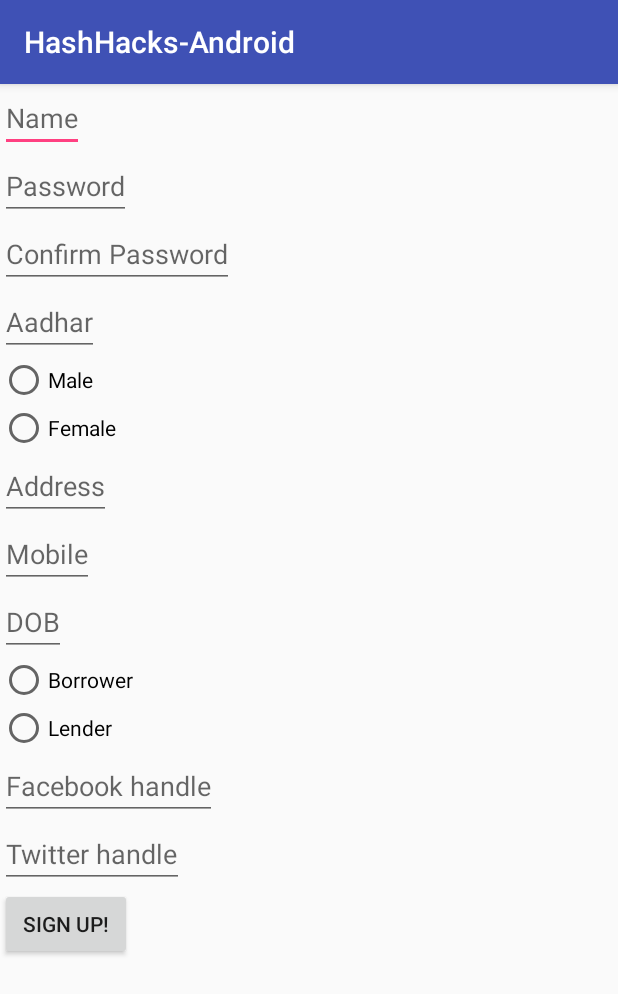
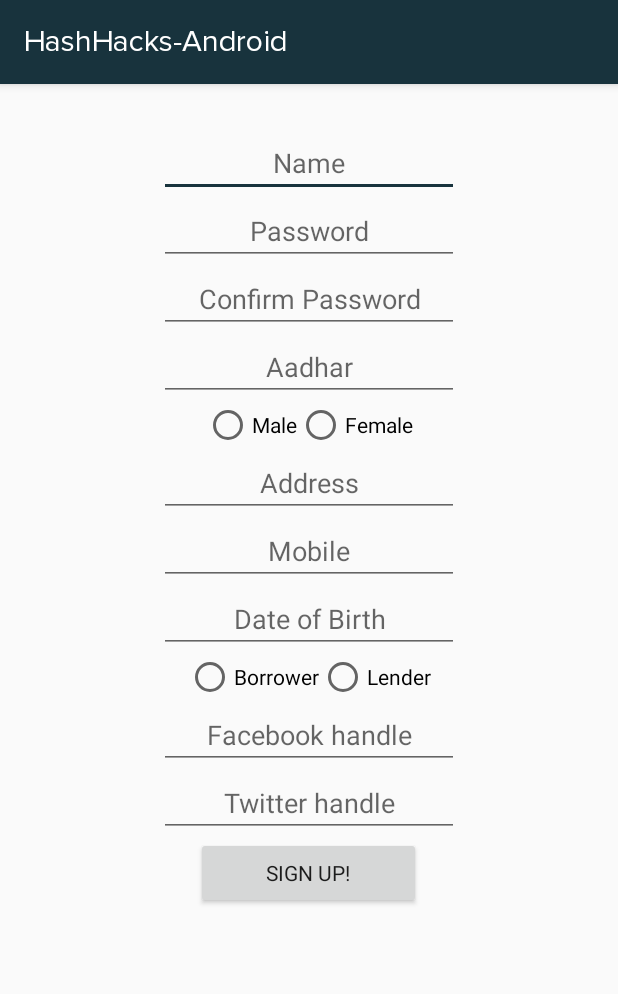
Before and after one commit to deejay6/HashHacks2.0-methOD, an Android app: the screen it shows after launch (SignUpActivity), after a tap on "SIGN UP", on a phone screen of 412 x 824 dp. Shown: the top 994 px of the screen. Run offline under Robolectric (Android 15) with nearby library versions, the light colour scheme and no system bars.

Commit message:
SignIn and LogIn Design complete
Signed-off-by: Piyush Ajmani <piyushajmani5@gmail.com>

```diff
--- /dev/null
+++ b/HashHacks-Android/app/src/main/java/com/method/hashhacks_android/FontsOverride.java
@@ -0,0 +1,117 @@
+package com.method.hashhacks_android;
+
+import android.app.ActionBar;
+import android.app.Activity;
+import android.content.Context;
+import android.graphics.Paint;
+import android.graphics.Typeface;
+import android.support.v4.util.LruCache;
+import android.text.Spannable;
+import android.text.SpannableString;
+import android.text.TextPaint;
+import android.text.style.MetricAffectingSpan;
+import android.util.Log;
+import android.view.Window;
+
+import java.lang.reflect.Field;
+
+/**
+ * Created by piyush0 on 06/12/16.
+ */
+
+public class FontsOverride {
+
+
+    public static final String TAG = "FONT";
+
+    public static final String FONT_PROXIMA_NOVA = "ProximaNova.ttf";
+
+    public static void applyFontForToolbarTitle(Activity act, String fontName, Window window) {
+
+        ActionBar ab = act.getActionBar();
+        if (ab == null) {
+            Log.w(TAG, "applyFontForToolbarTitle: Actionbar is null, will set to Activity");
+        }
+        SpannableString s = new SpannableString(ab != null ? ab.getTitle() : act.getTitle());
+        s.setSpan(new TypefaceSpan(act, fontName), 0, s.length(),
+                Spannable.SPAN_EXCLUSIVE_EXCLUSIVE);
+
+        // Update the action bar title with the TypefaceSpan instance
+        if (ab != null) {
+            ab.setTitle(s);
+        } else {
+            act.setTitle(s);
+        }
+        window.setStatusBarColor(act.getResources().getColor(R.color.darkRed));
+        window.setNavigationBarColor(act.getResources().getColor(R.color.darkRed));
+
+
+    }
+
+    public static void setDefaultFont(Context context,
+                                      String staticTypefaceFieldName, String fontAssetName) {
+        final Typeface regular = Typeface.createFromAsset(context.getAssets(),
+                fontAssetName);
+        replaceFont(staticTypefaceFieldName, regular);
+    }
+
+    protected static void replaceFont(String staticTypefaceFieldName,
+                                      final Typeface newTypeface) {
+        try {
+            final Field staticField = Typeface.class
+                    .getDeclaredField(staticTypefaceFieldName);
+            staticField.setAccessible(true);
+            staticField.set(null, newTypeface);
+        } catch (NoSuchFieldException e) {
+            e.printStackTrace();
+        } catch (IllegalAccessException e) {
+            e.printStackTrace();
+        }
+    }
+
+    /**
+     * Style a {@link Spannable} with a custom {@link Typeface}.
+     *
+     * @author Tristan Waddington
+     */
+    public static class TypefaceSpan extends MetricAffectingSpan {
+        /**
+         * An <code>LruCache</code> for previously loaded typefaces.
+         */
+        private static LruCache<String, Typeface> sTypefaceCache =
+                new LruCache<String, Typeface>(12);
+
+        private Typeface mTypeface;
+
+        /**
+         * Load the {@link Typeface} and apply to a {@link Spannable}.
+         */
+        public TypefaceSpan(Context context, String typefaceName) {
+            mTypeface = sTypefaceCache.get(typefaceName);
+
+            if (mTypeface == null) {
+                mTypeface = Typeface.createFromAsset(context.getApplicationContext()
+                        .getAssets(), String.format("fonts/%s", typefaceName));
+
+                // Cache the loaded Typeface
+                sTypefaceCache.put(typefaceName, mTypeface);
+            }
+        }
+
+        @Override
+        public void updateMeasureState(TextPaint p) {
+            p.setTypeface(mTypeface);
+
+            // Note: This flag is required for proper typeface rendering
+            p.setFlags(p.getFlags() | Paint.SUBPIXEL_TEXT_FLAG);
+        }
+
+        @Override
+        public void updateDrawState(TextPaint tp) {
+            tp.setTypeface(mTypeface);
+
+            // Note: This flag is required for proper typeface rendering
+            tp.setFlags(tp.getFlags() | Paint.SUBPIXEL_TEXT_FLAG);
+        }
+    }
+}
--- a/HashHacks-Android/app/src/main/java/com/method/hashhacks_android/activities/BorrowerActiveActivity.java
+++ b/HashHacks-Android/app/src/main/java/com/method/hashhacks_android/activities/BorrowerActiveActivity.java
@@ -6,6 +6,7 @@ import android.widget.Button;
 import android.widget.TextView;
 import android.widget.Toast;
 
+import com.method.hashhacks_android.FontsOverride;
 import com.method.hashhacks_android.R;
 import com.method.hashhacks_android.api.BorrowerApi;
 import com.method.hashhacks_android.models.Borrower;
@@ -26,6 +27,8 @@ public class BorrowerActiveActivity extends AppCompatActivity {
     protected void onCreate(Bundle savedInstanceState) {
         super.onCreate(savedInstanceState);
         setContentView(R.layout.activity_borrower_active);
+
+        FontsOverride.applyFontForToolbarTitle(this, FontsOverride.FONT_PROXIMA_NOVA,getWindow());
         fetchBorrower();
 
         initViews();
--- a/HashHacks-Android/app/src/main/java/com/method/hashhacks_android/activities/BorrowerInactiveActivity.java
+++ b/HashHacks-Android/app/src/main/java/com/method/hashhacks_android/activities/BorrowerInactiveActivity.java
@@ -9,6 +9,7 @@ import android.widget.Button;
 import android.widget.EditText;
 import android.widget.Toast;
 
+import com.method.hashhacks_android.FontsOverride;
 import com.method.hashhacks_android.R;
 import com.method.hashhacks_android.api.BorrowerApi;
 import com.method.hashhacks_android.models.Borrower;
@@ -30,6 +31,8 @@ public class BorrowerInactiveActivity extends AppCompatActivity {
     protected void onCreate(Bundle savedInstanceState) {
         super.onCreate(savedInstanceState);
         setContentView(R.layout.activity_borrower_inactive);
+
+        FontsOverride.applyFontForToolbarTitle(this, FontsOverride.FONT_PROXIMA_NOVA,getWindow());
 
         initViews();
 
--- a/HashHacks-Android/app/src/main/java/com/method/hashhacks_android/activities/LenderActivity.java
+++ b/HashHacks-Android/app/src/main/java/com/method/hashhacks_android/activities/LenderActivity.java
@@ -12,6 +12,7 @@ import android.support.v7.widget.Toolbar;
 import android.view.Menu;
 import android.view.MenuItem;
 
+import com.method.hashhacks_android.FontsOverride;
 import com.method.hashhacks_android.fragments.ActiveBorrowersFragment;
 import com.method.hashhacks_android.R;
 import com.method.hashhacks_android.fragments.PortfolioFragment;
@@ -25,6 +26,8 @@ public class LenderActivity extends AppCompatActivity
     protected void onCreate(Bundle savedInstanceState) {
         super.onCreate(savedInstanceState);
         setContentView(R.layout.activity_lender);
+
+        FontsOverride.applyFontForToolbarTitle(this, FontsOverride.FONT_PROXIMA_NOVA,getWindow());
 
         fragmentManager = getSupportFragmentManager();
 
--- a/HashHacks-Android/app/src/main/java/com/method/hashhacks_android/activities/ProfileActivity.java
+++ b/HashHacks-Android/app/src/main/java/com/method/hashhacks_android/activities/ProfileActivity.java
@@ -4,6 +4,7 @@ import android.support.v7.app.AppCompatActivity;
 import android.os.Bundle;
 import android.widget.TextView;
 
+import com.method.hashhacks_android.FontsOverride;
 import com.method.hashhacks_android.R;
 
 public class ProfileActivity extends AppCompatActivity {
@@ -14,6 +15,8 @@ public class ProfileActivity extends AppCompatActivity {
     protected void onCreate(Bundle savedInstanceState) {
         super.onCreate(savedInstanceState);
         setContentView(R.layout.activity_profile);
+
+        FontsOverride.applyFontForToolbarTitle(this, FontsOverride.FONT_PROXIMA_NOVA,getWindow());
 
         findViews();
     }
--- a/HashHacks-Android/app/src/main/java/com/method/hashhacks_android/activities/SignUpActivity.java
+++ b/HashHacks-Android/app/src/main/java/com/method/hashhacks_android/activities/SignUpActivity.java
@@ -11,6 +11,7 @@ import android.widget.EditText;
 import android.widget.RadioButton;
 import android.widget.Toast;
 
+import com.method.hashhacks_android.FontsOverride;
 import com.method.hashhacks_android.R;
 import com.method.hashhacks_android.api.SignupApi;
 
@@ -38,6 +39,8 @@ public class SignUpActivity extends AppCompatActivity {
     protected void onCreate(Bundle savedInstanceState) {
         super.onCreate(savedInstanceState);
         setContentView(R.layout.activity_sign_up);
+
+        FontsOverride.applyFontForToolbarTitle(this, FontsOverride.FONT_PROXIMA_NOVA,getWindow());
 
         sharedPreferences = getSharedPreferences(SHARED_PREFS_NAME, MODE_PRIVATE);
         findViews();
--- a/HashHacks-Android/app/src/main/res/layout/activity_sign_up.xml
+++ b/HashHacks-Android/app/src/main/res/layout/activity_sign_up.xml
@@ -1,5 +1,5 @@
 <?xml version="1.0" encoding="utf-8"?>
-<LinearLayout xmlns:android="http://schemas.android.com/apk/res/android"
+<ScrollView xmlns:android="http://schemas.android.com/apk/res/android"
     xmlns:app="http://schemas.android.com/apk/res-auto"
     xmlns:tools="http://schemas.android.com/tools"
     android:layout_width="match_parent"
@@ -7,95 +7,144 @@
     android:orientation="vertical"
     tools:context="com.method.hashhacks_android.activities.SignUpActivity">
 
+    <LinearLayout
+        android:layout_width="200dp"
+        android:layout_height="match_parent"
+        android:layout_gravity="center_horizontal"
+        android:layout_marginTop="30dp"
+        android:orientation="vertical">
+
         <EditText
             android:id="@+id/et_signup_name"
-        android:layout_width="wrap_content"
+            android:layout_width="200dp"
             android:layout_height="wrap_content"
+            android:layout_gravity="center"
+            android:gravity="center"
             android:hint="Name" />
 
         <EditText
             android:id="@+id/et_signup_password"
-        android:layout_width="wrap_content"
+            android:layout_width="200dp"
             android:layout_height="wrap_content"
+            android:layout_gravity="center"
+            android:gravity="center"
             android:hint="Password"
             android:inputType="textPassword" />
 
         <EditText
             android:id="@+id/et_signup_confirm_password"
-        android:layout_width="wrap_content"
+            android:layout_width="200dp"
             android:layout_height="wrap_content"
+            android:layout_gravity="center"
+            android:gravity="center"
             android:hint="Confirm Password"
             android:inputType="textPassword" />
 
         <EditText
             android:id="@+id/et_signup_aadhar"
-        android:layout_width="wrap_content"
+            android:layout_width="200dp"
             android:layout_height="wrap_content"
+            android:layout_gravity="center"
+            android:gravity="center"
             android:hint="Aadhar" />
+
+        <RadioGroup
+            android:layout_width="200dp"
+            android:layout_height="wrap_content"
+            android:layout_gravity="center"
+            android:gravity="center"
+            android:orientation="horizontal">
 
             <RadioButton
                 android:id="@+id/rb_signup_male"
                 android:layout_width="wrap_content"
                 android:layout_height="wrap_content"
+
                 android:text="Male" />
 
             <RadioButton
                 android:id="@+id/rb_signup_female"
                 android:layout_width="wrap_content"
                 android:layout_height="wrap_content"
+
                 android:text="Female" />
+        </RadioGroup>
+
 
         <EditText
             android:id="@+id/et_signup_addresss"
-        android:layout_width="wrap_content"
+            android:layout_width="200dp"
             android:layout_height="wrap_content"
+            android:layout_gravity="center"
+            android:gravity="center"
             android:hint="Address" />
 
 
         <EditText
             android:id="@+id/et_signup_mobile"
-        android:layout_width="wrap_content"
+            android:layout_width="200dp"
             android:layout_height="wrap_content"
+            android:layout_gravity="center"
+            android:gravity="center"
             android:hint="Mobile"
             android:inputType="phone" />
 
         <EditText
             android:id="@+id/et_signup_date"
-        android:layout_width="wrap_content"
+            android:layout_width="200dp"
             android:layout_height="wrap_content"
-        android:hint="DOB"
+            android:layout_gravity="center"
+            android:gravity="center"
+            android:hint="Date of Birth"
             android:inputType="date" />
+
+        <RadioGroup
+            android:layout_width="200dp"
+            android:layout_height="wrap_content"
+            android:layout_gravity="center"
+            android:gravity="center"
+            android:orientation="horizontal">
 
             <RadioButton
                 android:id="@+id/rb_signup_borrower"
                 android:layout_width="wrap_content"
                 android:layout_height="wrap_content"
+
                 android:text="@string/borrower" />
 
             <RadioButton
                 android:id="@+id/rb_signup_lender"
                 android:layout_width="wrap_content"
                 android:layout_height="wrap_content"
+
                 android:text="@string/lender" />
+
+        </RadioGroup>
 
         <EditText
             android:id="@+id/et_signup_facebook"
-        android:layout_width="wrap_content"
+            android:layout_width="200dp"
             android:layout_height="wrap_content"
+            android:layout_gravity="center"
+            android:gravity="center"
             android:hint="Facebook handle" />
 
         <EditText
             android:id="@+id/et_signup_twitter"
-        android:layout_width="wrap_content"
+            android:layout_width="200dp"
             android:layout_height="wrap_content"
+            android:layout_gravity="center"
+            android:gravity="center"
             android:hint="Twitter handle" />
 
 
         <Button
             android:id="@+id/btn_signup_enter"
-        android:layout_width="wrap_content"
+            android:layout_width="150dp"
             android:layout_height="wrap_content"
+            android:layout_gravity="center"
+            android:gravity="center"
             android:text="Sign Up!" />
 
-
     </LinearLayout>
+</ScrollView>
--- a/HashHacks-Android/app/src/main/res/values/colors.xml
+++ b/HashHacks-Android/app/src/main/res/values/colors.xml
@@ -1,6 +1,7 @@
 <?xml version="1.0" encoding="utf-8"?>
 <resources>
-    <color name="colorPrimary">#3F51B5</color>
-    <color name="colorPrimaryDark">#303F9F</color>
-    <color name="colorAccent">#FF4081</color>
+    <color name="colorPrimary">#18333D</color>
+    <color name="colorPrimaryDark">#142B34</color>
+    <color name="colorAccent">#18333D</color>
+    <color name="darkRed">#18333D</color>
 </resources>
--- a/HashHacks-Android/app/src/main/res/values/styles.xml
+++ b/HashHacks-Android/app/src/main/res/values/styles.xml
@@ -6,6 +6,7 @@
         <item name="colorPrimary">@color/colorPrimary</item>
         <item name="colorPrimaryDark">@color/colorPrimaryDark</item>
         <item name="colorAccent">@color/colorAccent</item>
+        <item name="android:typeface">sans</item>
     </style>
 
     <style name="AppTheme.NoActionBar">
```
Also changed, not shown: HashHacks-Android/app/src/main/java/com/method/hashhacks_android/HashApp.java (added, +16 -0 lines), HashHacks-Android/app/src/main/java/com/method/hashhacks_android/activities/LoginActivity.java (+6 -2 lines), HashHacks-Android/app/src/main/res/layout/activity_login.xml (+18 -8 lines), HashHacks-Android/app/src/main/assets/fonts/ProximaNova.ttf (added). Lines whose indentation alone changed are shown as unchanged.
